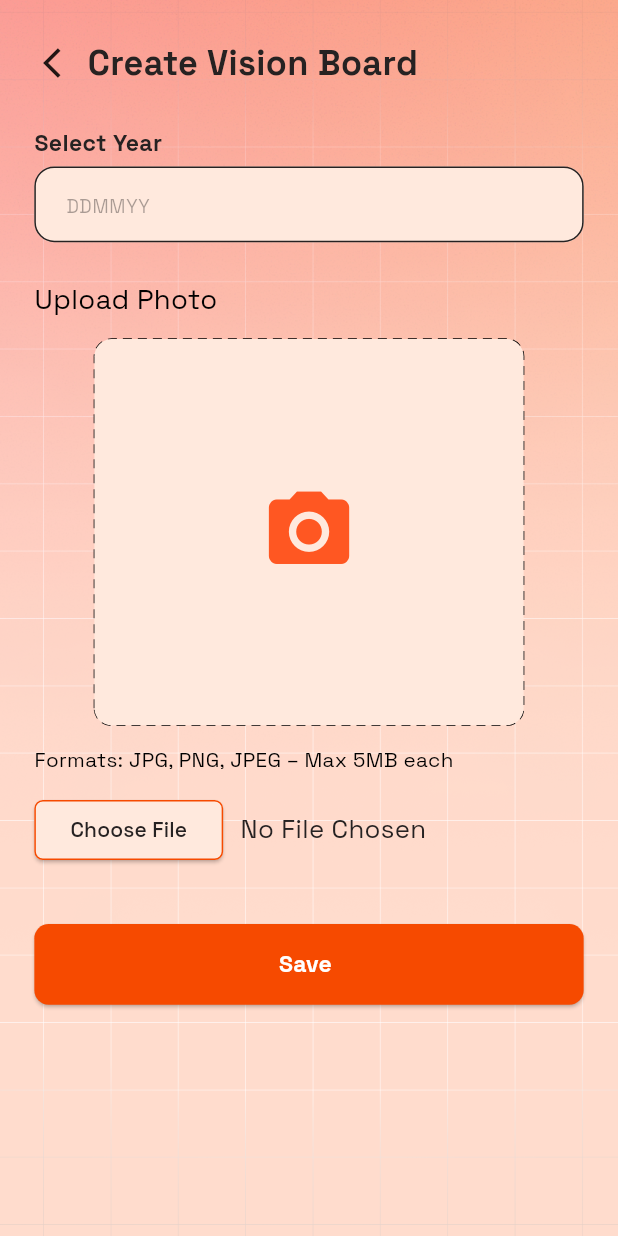
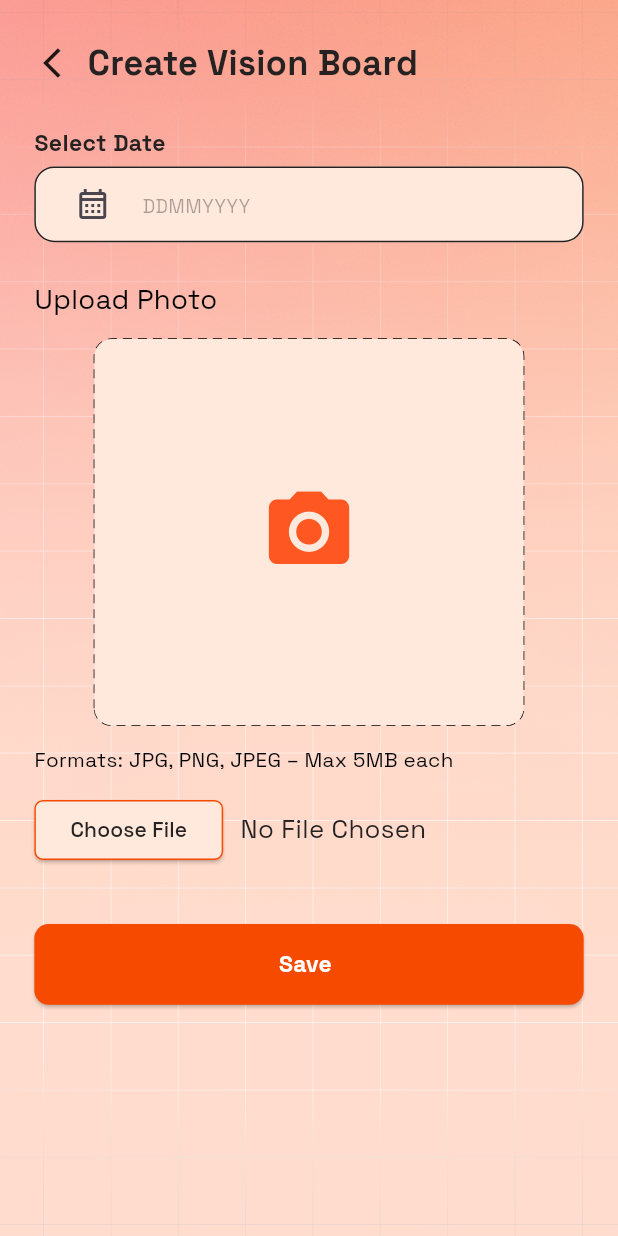
Before and after one commit to vjtyler68-cloud/goalshare-app, a Flutter app: the VisionBoardPage screen opened by its route, after a tap on "Create New", on a phone screen of 412 x 824 dp. Run offline on Flutter 3.47's test engine with Material 3 defaults, Android fonts, the phone set to English and light mode, and no system bars; drawn by our look-alikes of dotted_border; our stand-ins replace cached_network_image, carousel_slider, flutter_screenutil, flutter_svg, fluttertoast, get and 10 more; missing offline and left inert: flutter_masonry_view; accounts and stored records are empty; network calls fail.

Commit message:
vision board added

```diff
--- a/lib/core/network_caller/endpoints.dart
+++ b/lib/core/network_caller/endpoints.dart
@@ -42,6 +42,11 @@ class Urls {
   static const String customerDetails = "$baseUrl/goals/clients";  // GET
   static const String createClient = "$baseUrl/goals";  // POST
 
+  // vision board
+  static const String getVisionBoard = "$baseUrl/vision/my-vision";  // GET
+  static const String createVisionBoard = "$baseUrl/vision";  // POST
+
+
 
 
 
--- a/lib/features/create_motivation/controller/create_motivation_controller.dart
+++ b/lib/features/create_motivation/controller/create_motivation_controller.dart
@@ -44,7 +44,7 @@ class CreateMotivationController extends GetxController {
         source: ImageSource.gallery,
         maxWidth: 1800,
         maxHeight: 1800,
-        imageQuality: 85,
+        imageQuality: 80,
       );
 
       if (image != null) {
--- a/lib/features/vision_board/controller/vision_controller.dart
+++ b/lib/features/vision_board/controller/vision_controller.dart
@@ -1,118 +1,147 @@
+import 'dart:convert';
+import 'dart:developer';
+
 import 'package:flutter/material.dart';
 import 'package:get/get.dart';
+import 'package:spanx/core/network_caller/endpoints.dart';
+import 'package:spanx/core/network_caller/network_config.dart';
 import 'package:spanx/routes/app_routes.dart';
 
 import '../model/vision_model.dart';
 
 class VisionBoardController extends GetxController {
-  // Observable list of vision board items
-  final RxList<VisionBoardItem> visionBoardItems = <VisionBoardItem>[].obs;
+  final RxList<VisionBoardModel> visionBoardItems = <VisionBoardModel>[].obs;
   final RxBool isLoading = false.obs;
 
   @override
   void onInit() {
     super.onInit();
-    loadVisionBoardItems();
+    // loadVisionBoardItems();
+    fetchVisionBoard();
   }
 
-  void loadVisionBoardItems() {
+  Future<void> fetchVisionBoard() async {
     isLoading.value = true;
+    final response = await NetworkConfig.instance.ApiRequestHandler(
+      RequestMethod.GET,
+      Urls.getVisionBoard,
+      jsonEncode({}),
+      is_auth: true,
+    );
 
-    // Mock data with different aspect ratios for staggered layout
-    final List<VisionBoardItem> items = [
-      VisionBoardItem(
-        id: '1',
-        imageUrl:
-            'https://images.unsplash.com/photo-1503376780353-7e6692767b70?fm=jpg&q=60&w=500',
-        title: 'Dream Car',
-        aspectRatio: 0.75, // Portrait
-      ),
-      VisionBoardItem(
-        id: '2',
-        imageUrl:
-            'https://images.unsplash.com/photo-1506905925346-21bda4d32df4?fm=jpg&q=60&w=500',
-        title: 'Ocean View',
-        aspectRatio: 1.0, // Square
-      ),
-      VisionBoardItem(
-        id: '3',
-        imageUrl:
-            'https://images.unsplash.com/photo-1506905925346-21bda4d32df4?fm=jpg&q=60&w=500',
-        title: 'Mountain Adventure',
-        aspectRatio: 1.3, // Landscape
-      ),
-      VisionBoardItem(
-        id: '4',
-        imageUrl:
-            'https://images.unsplash.com/photo-1470071459604-3b5ec3a7fe05?fm=jpg&q=60&w=500',
-        title: 'Sunset Dreams',
-        aspectRatio: 1.5, // Wide landscape
-      ),
-      VisionBoardItem(
-        id: '5',
-        imageUrl:
-            'https://images.unsplash.com/photo-1544367567-0f2fcb009e0b?fm=jpg&q=60&w=500',
-        title: 'Modern Architecture',
-        aspectRatio: 0.8, // Portrait
-      ),
-      VisionBoardItem(
-        id: '6',
-        imageUrl:
-            'https://images.unsplash.com/photo-1544717297-fa95b6ee9643?fm=jpg&q=60&w=500',
-        title: 'Happy Relationships',
-        aspectRatio: 1.0, // Square
-      ),
-      VisionBoardItem(
-        id: '7',
-        imageUrl:
-            'https://images.unsplash.com/photo-1506905925346-21bda4d32df4?fm=jpg&q=60&w=500',
-        title: 'Nature Escape',
-        aspectRatio: 0.9, // Almost square
-      ),
-      VisionBoardItem(
-        id: '8',
-        imageUrl:
-            'https://images.unsplash.com/photo-1518837695005-2083093ee35b?fm=jpg&q=60&w=500',
-        title: 'Success Path',
-        aspectRatio: 1.2, // Landscape
-      ),
-    ];
+    try{
+      if(response != null && response['success']==true){
+          visionBoardItems.assignAll((response['data'] as List).map((e)=> VisionBoardModel.fromJson(e)));
+          isLoading.value = false;
+      }
 
-    // Simulate loading delay
-    Future.delayed(const Duration(milliseconds: 500), () {
-      visionBoardItems.assignAll(items);
+    }catch (e){
+      log('Fetching Vision Error: ${e.toString()}');
+    } finally{
       isLoading.value = false;
-    });
+    }
+
+
+
   }
 
+  // void loadVisionBoardItems() {
+  //   isLoading.value = true;
+  //
+  //   // Mock data with different aspect ratios for staggered layout
+  //   final List<VisionBoardItem> items = [
+  //     VisionBoardItem(
+  //       id: '1',
+  //       imageUrl:
+  //           'https://images.unsplash.com/photo-1503376780353-7e6692767b70?fm=jpg&q=60&w=500',
+  //       title: 'Dream Car',
+  //       aspectRatio: 0.75, // Portrait
+  //     ),
+  //     VisionBoardItem(
+  //       id: '2',
+  //       imageUrl:
+  //           'https://images.unsplash.com/photo-1506905925346-21bda4d32df4?fm=jpg&q=60&w=500',
+  //       title: 'Ocean View',
+  //       aspectRatio: 1.0, // Square
+  //     ),
+  //     VisionBoardItem(
+  //       id: '3',
+  //       imageUrl:
+  //           'https://images.unsplash.com/photo-1506905925346-21bda4d32df4?fm=jpg&q=60&w=500',
+  //       title: 'Mountain Adventure',
+  //       aspectRatio: 1.3, // Landscape
+  //     ),
+  //     VisionBoardItem(
+  //       id: '4',
+  //       imageUrl:
+  //           'https://images.unsplash.com/photo-1470071459604-3b5ec3a7fe05?fm=jpg&q=60&w=500',
+  //       title: 'Sunset Dreams',
+  //       aspectRatio: 1.5, // Wide landscape
+  //     ),
+  //     VisionBoardItem(
+  //       id: '5',
+  //       imageUrl:
+  //           'https://images.unsplash.com/photo-1544367567-0f2fcb009e0b?fm=jpg&q=60&w=500',
+  //       title: 'Modern Architecture',
+  //       aspectRatio: 0.8, // Portrait
+  //     ),
+  //     VisionBoardItem(
+  //       id: '6',
+  //       imageUrl:
+  //           'https://images.unsplash.com/photo-1544717297-fa95b6ee9643?fm=jpg&q=60&w=500',
+  //       title: 'Happy Relationships',
+  //       aspectRatio: 1.0, // Square
+  //     ),
+  //     VisionBoardItem(
+  //       id: '7',
+  //       imageUrl:
+  //           'https://images.unsplash.com/photo-1506905925346-21bda4d32df4?fm=jpg&q=60&w=500',
+  //       title: 'Nature Escape',
+  //       aspectRatio: 0.9, // Almost square
+  //     ),
+  //     VisionBoardItem(
+  //       id: '8',
+  //       imageUrl:
+  //           'https://images.unsplash.com/photo-1518837695005-2083093ee35b?fm=jpg&q=60&w=500',
+  //       title: 'Success Path',
+  //       aspectRatio: 1.2, // Landscape
+  //     ),
+  //   ];
+  //
+  //   // Simulate loading delay
+  //   Future.delayed(const Duration(milliseconds: 500), () {
+  //     visionBoardItems.assignAll(items);
+  //     isLoading.value = false;
+  //   });
+  // }
+  //
   void onCreateNewTap() {
-    // Get.snackbar('Action', 'Create New Vision Board Item');
     Get.toNamed(AppRoutes.visionPageCreateScreen);
   }
-
-  void onVisionItemTap(VisionBoardItem item) {
-    Get.snackbar('Item Selected', item.title);
-    // Add navigation or detail view logic here
-  }
-
-  void addNewVisionItem(VisionBoardItem item) {
-    visionBoardItems.add(item);
-  }
-
-  void removeVisionItem(String id) {
-    visionBoardItems.removeWhere((item) => item.id == id);
-  }
-
-  void updateVisionItem(VisionBoardItem updatedItem) {
-    final index = visionBoardItems.indexWhere(
-      (item) => item.id == updatedItem.id,
-    );
-    if (index != -1) {
-      visionBoardItems[index] = updatedItem;
-    }
-  }
+  //
+  // void onVisionItemTap(VisionBoardItem item) {
+  //   Get.snackbar('Item Selected', item.title);
+  //   // Add navigation or detail view logic here
+  // }
+  //
+  // void addNewVisionItem(VisionBoardItem item) {
+  //   visionBoardItems.add(item);
+  // }
+  //
+  // void removeVisionItem(String id) {
+  //   visionBoardItems.removeWhere((item) => item.id == id);
+  // }
+  //
+  // void updateVisionItem(VisionBoardItem updatedItem) {
+  //   final index = visionBoardItems.indexWhere(
+  //     (item) => item.id == updatedItem.id,
+  //   );
+  //   if (index != -1) {
+  //     visionBoardItems[index] = updatedItem;
+  //   }
+  // }
 
   void refreshVisionBoard() {
-    loadVisionBoardItems();
+    // loadVisionBoardItems();
   }
 }
--- a/lib/features/vision_board/ui/vision_ui.dart
+++ b/lib/features/vision_board/ui/vision_ui.dart
@@ -2,6 +2,7 @@ import 'package:flutter/material.dart';
 import 'package:flutter_screenutil/flutter_screenutil.dart';
 import 'package:flutter_staggered_grid_view/flutter_staggered_grid_view.dart';
 import 'package:get/get.dart';
+import 'package:spanx/core/global_widgets/bg_screen_widget.dart';
 import '../../../core/global_widgets/app_loading.dart';
 import '../../../core/global_widgets/app_network_image.dart';
 import '../../../core/global_widgets/custom_text.dart';
@@ -10,25 +11,15 @@ import '../model/vision_model.dart';
 import 'package:flutter_masonry_view/flutter_masonry_view.dart';
 
 class VisionBoardPage extends StatelessWidget {
-  const VisionBoardPage({Key? key}) : super(key: key);
-
+   VisionBoardPage({Key? key}) : super(key: key);
+   final controller = Get.put(VisionBoardController());
   @override
   Widget build(BuildContext context) {
-    final controller = Get.put(VisionBoardController());
 
-    return Scaffold(
-      body: Container(
-        decoration: const BoxDecoration(
-          gradient: LinearGradient(
-            begin: Alignment.topCenter,
-            end: Alignment.bottomCenter,
-            colors: [
-              Color(0xFFFFB6B6), // Light pink at top
-              Color(0xFFFFA07A), // Light salmon at bottom
-            ],
-          ),
-        ),
+
+    return BackgroundScreen(
       child: SafeArea(
+        minimum: EdgeInsets.symmetric(vertical: 20.h),
         child: Column(
           children: [
             // Header Section
@@ -49,7 +40,6 @@ class VisionBoardPage extends StatelessWidget {
               }),
             ),
           ],
-          ),
         ),
       ),
     );
@@ -158,8 +148,8 @@ class VisionBoardPage extends StatelessWidget {
         padding: EdgeInsets.symmetric(horizontal: 16.w),
         child: MasonryGridView.count(
           crossAxisCount: 2,
-          mainAxisSpacing: 12.h,
-          crossAxisSpacing: 12.w,
+          mainAxisSpacing: 5.h,
+          crossAxisSpacing: 5.w,
           itemCount: controller.visionBoardItems.length,
           itemBuilder: (context, index) {
             final item = controller.visionBoardItems[index];
@@ -171,15 +161,16 @@ class VisionBoardPage extends StatelessWidget {
   }
 
   Widget _buildVisionBoardItem(
-    VisionBoardItem item,
+    // VisionBoardItem item,
+      VisionBoardModel item,
     VisionBoardController controller,
   ) {
     // Calculate height based on aspect ratio for staggered effect
     final baseHeight = 180.h;
-    final itemHeight = baseHeight / item.aspectRatio;
+    final itemHeight = baseHeight / 0.75;
 
     return GestureDetector(
-      onTap: () => controller.onVisionItemTap(item),
+      // onTap: () => controller.onVisionItemTap(item),
       child: Container(
         height: itemHeight,
         decoration: BoxDecoration(
@@ -194,9 +185,11 @@ class VisionBoardPage extends StatelessWidget {
             children: [
               // Background Image
               ResponsiveNetworkImage(
-                imageUrl: item.imageUrl,
+                // imageUrl: item.imageUrl,
+                imageUrl: item.image ?? "",
                 shape: ImageShape.roundedRectangle,
-                borderRadius: 0, // Already clipped by container
+                borderRadius: 0,
+                // Already clipped by container
                 fit: BoxFit.cover,
                 errorWidget: Container(
                   color: Colors.grey[300],
@@ -221,17 +214,17 @@ class VisionBoardPage extends StatelessWidget {
               ),
 
               // Title Overlay
-              Positioned(
-                bottom: 12.h,
-                left: 12.w,
-                right: 12.w,
-                child: smallText(
-                  text: item.title,
-                  color: Colors.white,
-                  fontWeight: FontWeight.w600,
-                  maxLines: 2,
-                ),
-              ),
+              // Positioned(
+              //   bottom: 12.h,
+              //   left: 12.w,
+              //   right: 12.w,
+              //   child: smallText(
+              //     text: item.title,
+              //     color: Colors.white,
+              //     fontWeight: FontWeight.w600,
+              //     maxLines: 2,
+              //   ),
+              // ),
 
               // Optional: Add favorite or menu button
               Positioned(
--- a/lib/features/vision_board_create/screen/vision_board_create_screen.dart
+++ b/lib/features/vision_board_create/screen/vision_board_create_screen.dart
@@ -27,16 +27,30 @@ class VisionBoardCreateScreen extends StatelessWidget {
         child: Column(
           children: [
             // appbar
-            SubPageAppbarWidget(appbarTitle: 'Create Vision Board', onPressed: () {}),
+            SubPageAppbarWidget(appbarTitle: 'Create Vision Board', onPressed: () {
+              Get.back();
+
+            }),
 
             SizedBox(height: 20.h),
 
             // select year
-            CustomTextFormWidget(
-              sectionTitle: 'Select Year',
-              textEditingController: TextEditingController(),
-              hintText: 'DDMMYY',
-            ),
+            Obx(() {
+              final date = visionBoardCreateController.selectedDate.value;
+              return CustomTextFormWidget(
+                readOnly: true,
+
+                prefixWidget: IconButton(
+                  onPressed: () {
+                    visionBoardCreateController.pickDate(context);
+                  },
+                  icon: Icon(Icons.calendar_month_outlined),
+                ),
+                sectionTitle: 'Select Date',
+                textEditingController: TextEditingController(),
+                hintText: date.isEmpty ? "DDMMYYYY" : date,
+              );
+            }),
 
             SizedBox(height: 20.h),
 
@@ -160,7 +174,7 @@ class VisionBoardCreateScreen extends StatelessWidget {
             // button
             CustomButtonWidget(
               onTap: () {
-                Get.back();
+                visionBoardCreateController.saveMotivation();
               },
               buttonText: "Save",
             ),
```
Also changed, not shown: lib/features/mission_details/controller/mission_details_controller.dart (+30 -42 lines), lib/features/vision_board/model/vision_model.dart (+111 -59 lines), lib/features/vision_board_create/controller/vision_board_create_controller.dart (+99 -1 lines). Lines whose indentation alone changed are shown as unchanged.
